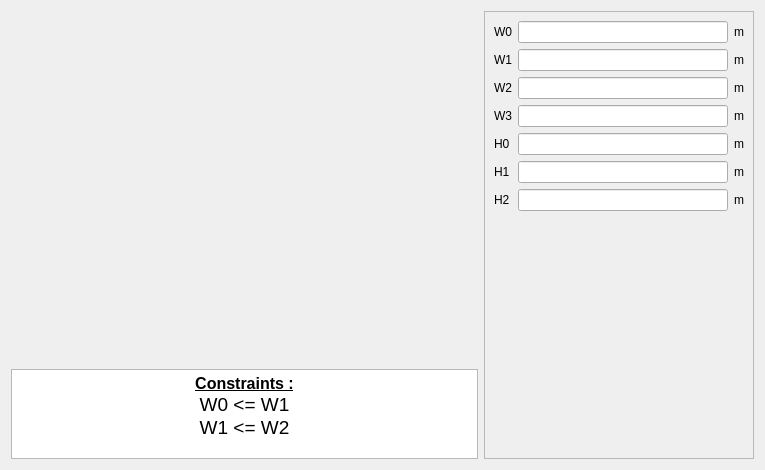
First picture: the form in pyleecan/GUI/Dialog/DMachineSetup/SWSlot/PWSlot27/PWSlot27.ui, repository Eomys/pyleecan, before the edit.
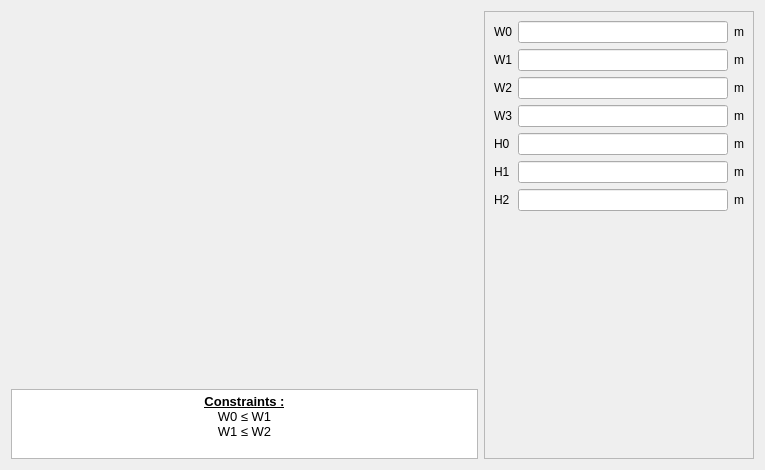
Second picture: the form after the edit. Icons and pictures are not drawn. Custom widgets are drawn as their Qt base class.

Commit message: [NF] update QTextEdit font when generating GUI + better display math symbols

What changed in the file:
```diff
--- a/pyleecan/GUI/Dialog/DMachineSetup/SWSlot/PWSlot27/PWSlot27.ui
+++ b/pyleecan/GUI/Dialog/DMachineSetup/SWSlot/PWSlot27/PWSlot27.ui
@@ -67,7 +67,7 @@
        <property name="maximumSize">
         <size>
          <width>9999999</width>
-         <height>90</height>
+         <height>70</height>
         </size>
        </property>
        <property name="verticalScrollBarPolicy">
@@ -78,9 +78,9 @@
 &lt;html&gt;&lt;head&gt;&lt;meta name=&quot;qrichtext&quot; content=&quot;1&quot; /&gt;&lt;style type=&quot;text/css&quot;&gt;
 p, li { white-space: pre-wrap; }
 &lt;/style&gt;&lt;/head&gt;&lt;body style=&quot; font-family:'MS Shell Dlg 2'; font-size:7.8pt; font-weight:400; font-style:normal;&quot;&gt;
-&lt;p align=&quot;center&quot; style=&quot; margin-top:0px; margin-bottom:0px; margin-left:0px; margin-right:0px; -qt-block-indent:0; text-indent:0px;&quot;&gt;&lt;span style=&quot; font-size:12pt; font-weight:600; text-decoration: underline;&quot;&gt;Constraints :&lt;/span&gt;&lt;/p&gt;
-&lt;p align=&quot;center&quot; style=&quot; margin-top:0px; margin-bottom:0px; margin-left:0px; margin-right:0px; -qt-block-indent:0; text-indent:0px;&quot;&gt;&lt;span style=&quot; font-size:14pt;&quot;&gt;W0 &amp;lt;= W1&lt;/span&gt;&lt;/p&gt;
-&lt;p align=&quot;center&quot; style=&quot; margin-top:0px; margin-bottom:0px; margin-left:0px; margin-right:0px; -qt-block-indent:0; text-indent:0px;&quot;&gt;&lt;span style=&quot; font-size:14pt;&quot;&gt;W1 &amp;lt;= W2&lt;/span&gt;&lt;/p&gt;&lt;/body&gt;&lt;/html&gt;</string>
+&lt;p align=&quot;center&quot; style=&quot; margin-top:0px; margin-bottom:0px; margin-left:0px; margin-right:0px; -qt-block-indent:0; text-indent:0px;&quot;&gt;&lt;span style=&quot; font-size:10pt; font-weight:600; text-decoration: underline;&quot;&gt;Constraints :&lt;/span&gt;&lt;/p&gt;
+&lt;p align=&quot;center&quot; style=&quot; margin-top:0px; margin-bottom:0px; margin-left:0px; margin-right:0px; -qt-block-indent:0; text-indent:0px;&quot;&gt;&lt;span style=&quot; font-size:10pt;&quot;&gt;W0 ≤ W1&lt;/span&gt;&lt;/p&gt;
+&lt;p align=&quot;center&quot; style=&quot; margin-top:0px; margin-bottom:0px; margin-left:0px; margin-right:0px; -qt-block-indent:0; text-indent:0px;&quot;&gt;&lt;span style=&quot; font-size:10pt;&quot;&gt;W1 ≤ W2&lt;/span&gt;&lt;/p&gt;&lt;/body&gt;&lt;/html&gt;</string>
        </property>
        <property name="textInteractionFlags">
         <set>Qt::TextSelectableByKeyboard|Qt::TextSelectableByMouse</set>
```
The commit also changes 66 other files.
